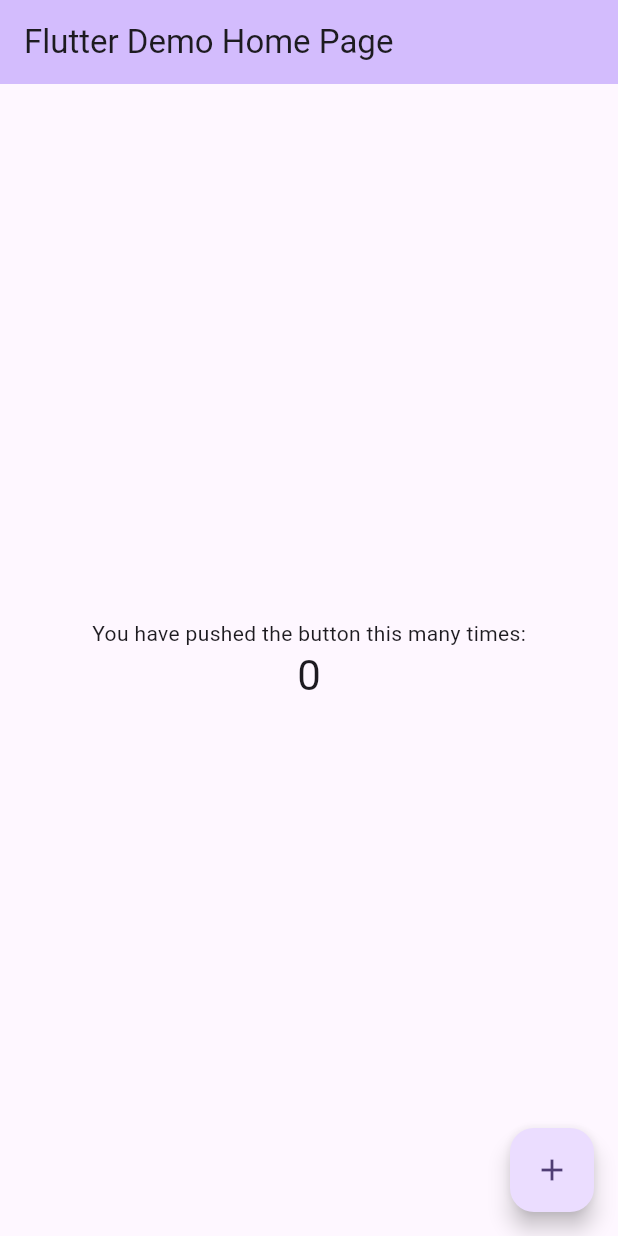
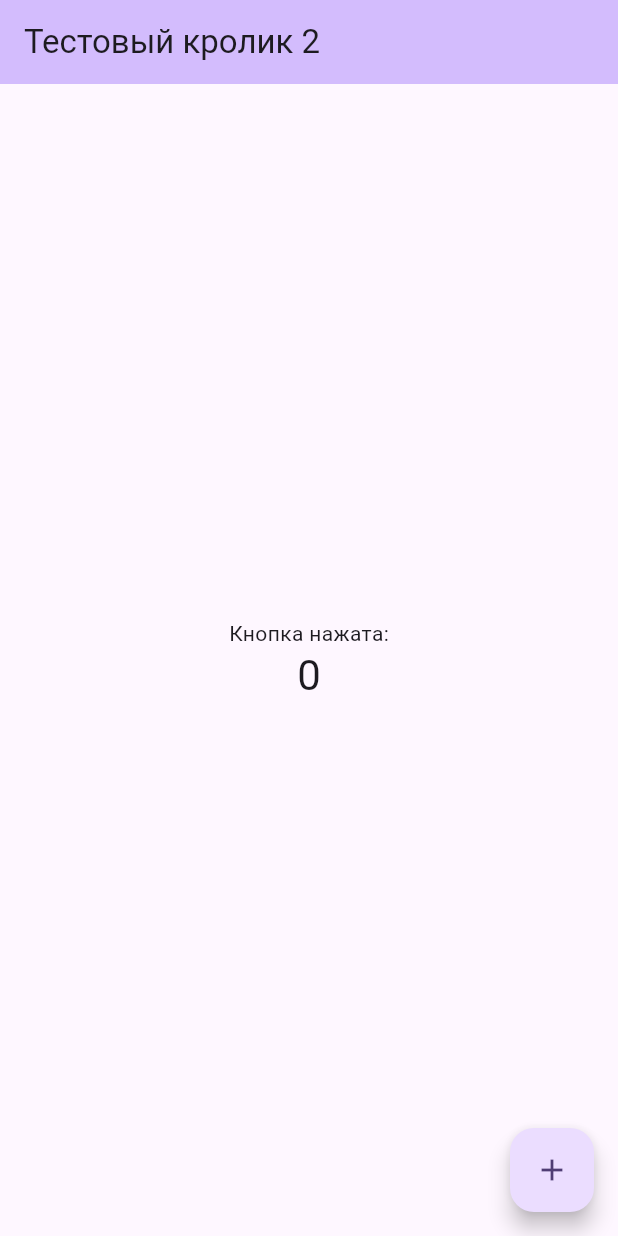
Before and after one commit to Kvisaz/flutter_app_webview_iframe_fullscreen, a Flutter app: the screen it shows after launch, on a phone screen of 412 x 824 dp. Run offline on Flutter 3.47's test engine with Material 3 defaults, Android fonts, the phone set to English and light mode, and no system bars.

Commit message:
test rabbit

```diff
--- /dev/null
+++ b/devtools_options.yaml
@@ -0,0 +1 @@
+extensions:
--- a/lib/main.dart
+++ b/lib/main.dart
@@ -31,7 +31,7 @@
         colorScheme: ColorScheme.fromSeed(seedColor: Colors.deepPurple),
         useMaterial3: true,
       ),
-      home: const MyHomePage(title: 'Flutter Demo Home Page'),
+      home: const MyHomePage(title: 'Тестовый кролик 2'),
     );
   }
 }
@@ -65,6 +65,8 @@
       // _counter without calling setState(), then the build method would not be
       // called again, and so nothing would appear to happen.
       _counter++;
+
+      print('Кролик 2 печатает $_counter');
     });
   }
 
@@ -106,7 +108,7 @@
           mainAxisAlignment: MainAxisAlignment.center,
           children: <Widget>[
             const Text(
-              'You have pushed the button this many times:',
+              'Кнопка нажата:',
             ),
             Text(
               '$_counter',
```
Also changed, not shown: 2 other files.
